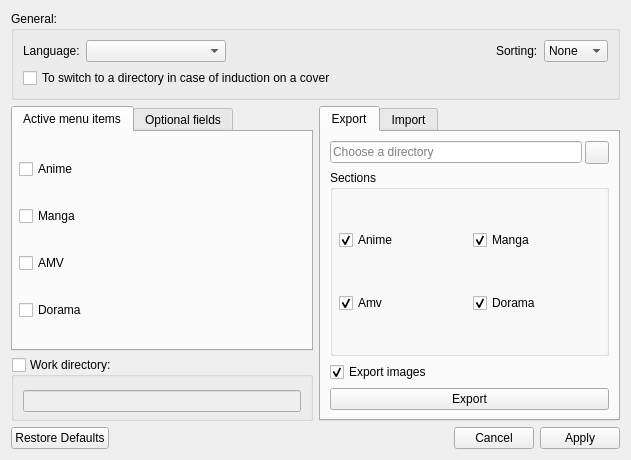
Before: the Qt Designer form formsettings.ui in LibertaSoft/DatabaseAnime, drawn with Qt 5.
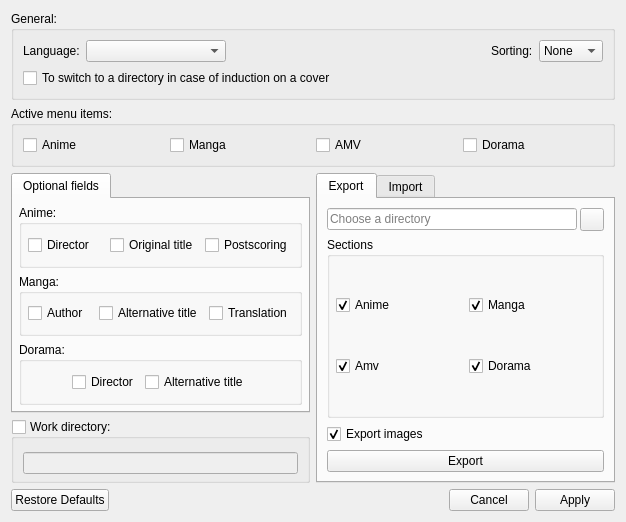
After: the same form once the commit is applied. Icons and pictures are not drawn.

What changed in the file:
```diff
--- a/formsettings.ui
+++ b/formsettings.ui
@@ -9,8 +9,8 @@
    <rect>
     <x>0</x>
     <y>0</y>
-    <width>631</width>
-    <height>460</height>
+    <width>626</width>
+    <height>522</height>
    </rect>
   </property>
   <property name="windowTitle">
@@ -122,49 +122,11 @@
     </widget>
    </item>
    <item>
-    <layout class="QHBoxLayout" name="HLay_2">
-     <property name="topMargin">
-      <number>0</number>
+    <widget class="QGroupBox" name="groupBox">
+     <property name="title">
+      <string>Active menu items:</string>
      </property>
-     <item>
-      <layout class="QVBoxLayout" name="VLay_5">
-       <property name="leftMargin">
-        <number>0</number>
-       </property>
-       <item>
-        <widget class="QTabWidget" name="tabWidget_General">
-         <property name="sizePolicy">
-          <sizepolicy hsizetype="Preferred" vsizetype="Expanding">
-           <horstretch>0</horstretch>
-           <verstretch>0</verstretch>
-          </sizepolicy>
-         </property>
-         <property name="tabPosition">
-          <enum>QTabWidget::North</enum>
-         </property>
-         <property name="currentIndex">
-          <number>0</number>
-         </property>
-         <widget class="QWidget" name="tab_activeMenuItems">
-          <attribute name="title">
-           <string>Active menu items</string>
-          </attribute>
-          <layout class="QVBoxLayout" name="verticalLayout_7">
-           <property name="spacing">
-            <number>6</number>
-           </property>
-           <property name="leftMargin">
-            <number>6</number>
-           </property>
-           <property name="topMargin">
-            <number>6</number>
-           </property>
-           <property name="rightMargin">
-            <number>6</number>
-           </property>
-           <property name="bottomMargin">
-            <number>6</number>
-           </property>
+     <layout class="QHBoxLayout" name="horizontalLayout_4">
            <item>
             <widget class="QCheckBox" name="CheckBox_EnableAnime">
              <property name="text">
@@ -204,6 +166,31 @@
            </item>
           </layout>
          </widget>
+   </item>
+   <item>
+    <layout class="QHBoxLayout" name="HLay_2">
+     <property name="topMargin">
+      <number>0</number>
+     </property>
+     <item>
+      <layout class="QVBoxLayout" name="VLay_5">
+       <property name="leftMargin">
+        <number>0</number>
+       </property>
+       <item>
+        <widget class="QTabWidget" name="tabWidget_General">
+         <property name="sizePolicy">
+          <sizepolicy hsizetype="Preferred" vsizetype="Expanding">
+           <horstretch>0</horstretch>
+           <verstretch>0</verstretch>
+          </sizepolicy>
+         </property>
+         <property name="tabPosition">
+          <enum>QTabWidget::North</enum>
+         </property>
+         <property name="currentIndex">
+          <number>0</number>
+         </property>
          <widget class="QWidget" name="tab_OptionalFields">
           <attribute name="title">
            <string>Optional fields</string>
```
Left out of the diff: 9 changed lines with no effect on the pictures. Lines whose indentation alone changed are shown as unchanged.
